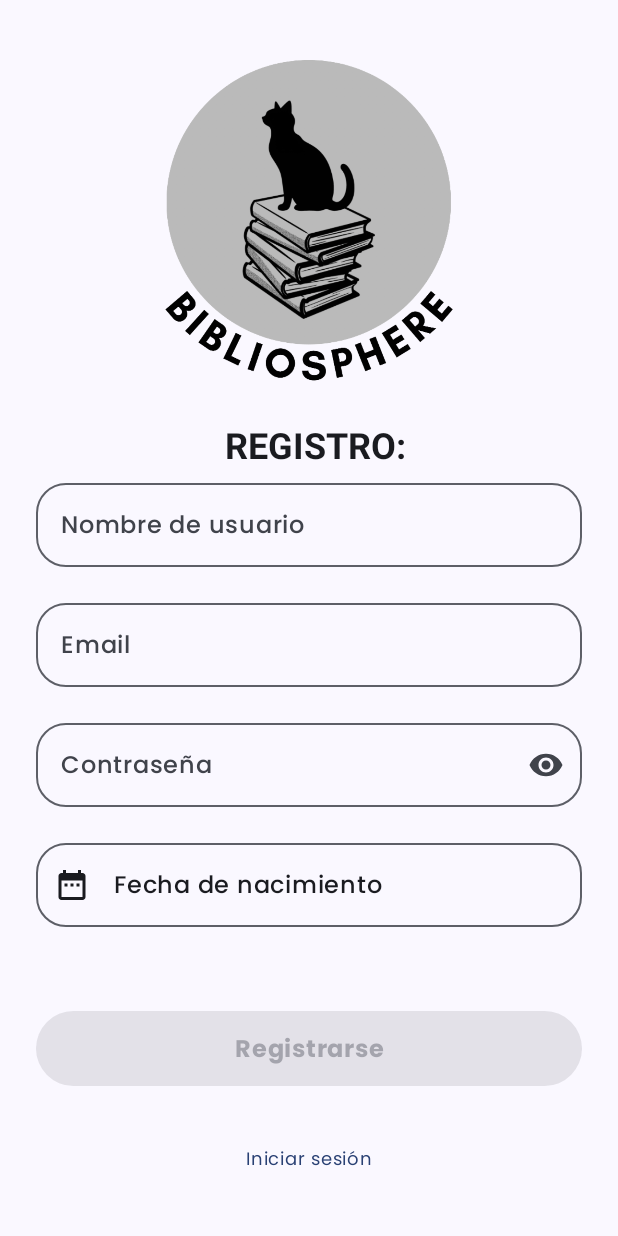
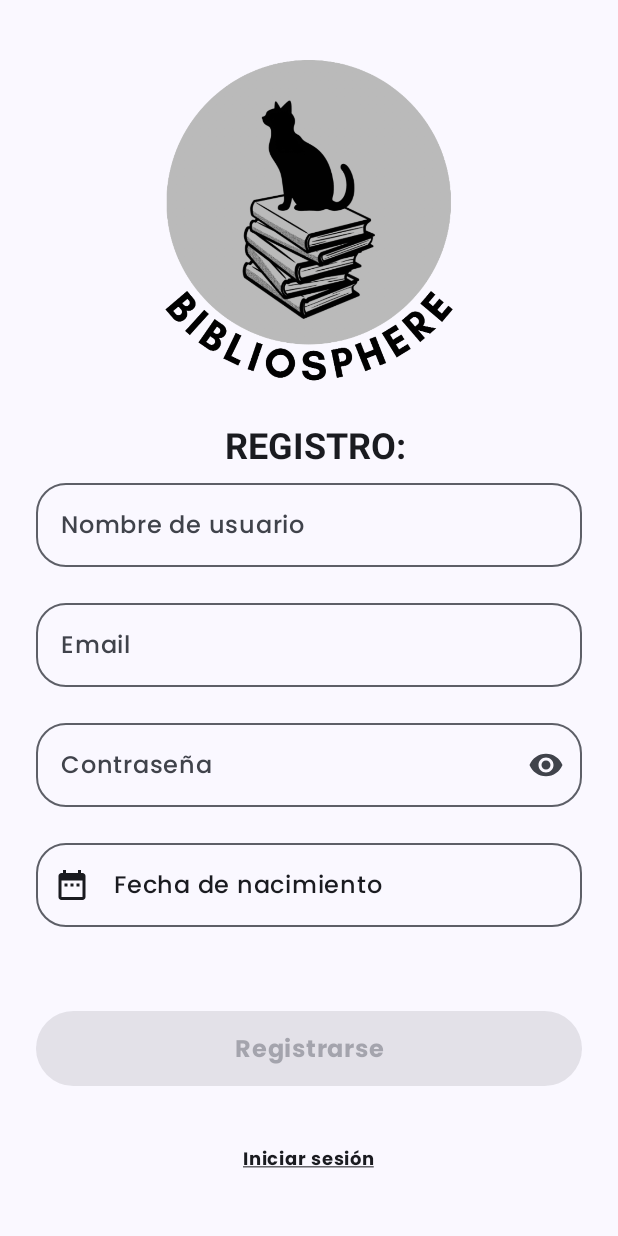
Before and after one commit to MTzenova/BiblioSphere, an Android app built with Jetpack Compose: the screen it shows after launch (MainActivity), after a tap on "¿Aún no tienes una cuenta? Regístrate", on a phone screen of 412 x 824 dp. Run offline under Robolectric (Android 15) with nearby library versions, the phone set to English and light mode, and no system bars; our stand-ins replace Firebase (no records; nobody signed in at launch, a user with empty details on screens opened directly), livedata-compose, window size class; pictures from the network do not load.

Commit message:
register diseño terminado

```diff
--- a/app/src/main/java/com/example/bibliosphere/presentation/components/textField/DatePicker.kt
+++ b/app/src/main/java/com/example/bibliosphere/presentation/components/textField/DatePicker.kt
@@ -121,7 +121,7 @@ fun DatePickerFieldToModal(
 //        },
         textStyle = LocalTextStyle.current.copy(
             textAlign = TextAlign.Start,
-            color = MaterialTheme.colorScheme.onPrimary
+            color = MaterialTheme.colorScheme.onSurface
         ),
         isError = !isValidDate && birthDate.isNotEmpty(),
         modifier = modifier
--- a/app/src/main/java/com/example/bibliosphere/presentation/register/RegisterScreen.kt
+++ b/app/src/main/java/com/example/bibliosphere/presentation/register/RegisterScreen.kt
@@ -22,6 +22,7 @@ import androidx.compose.ui.text.TextStyle
 import androidx.compose.ui.text.font.FontWeight
 import androidx.compose.ui.text.input.KeyboardType
 import androidx.compose.ui.text.style.TextAlign
+import androidx.compose.ui.text.style.TextDecoration
 import androidx.compose.ui.tooling.preview.Preview
 import androidx.compose.ui.unit.dp
 import androidx.lifecycle.viewmodel.compose.viewModel
@@ -202,8 +203,9 @@ fun RowAccount(onClick: () -> Unit) {
         TextButton(onClick = onClick) {
             Text(
                 text = stringResource(R.string.login),
-                style = MaterialTheme.typography.bodyMedium,
-                color = MaterialTheme.colorScheme.primary
+                style = MaterialTheme.typography.bodyMedium.copy(fontWeight = FontWeight.Bold),
+                color = colorScheme.onBackground,
+                textDecoration = TextDecoration.Underline
             )
         }
     }
@@ -224,7 +226,10 @@ fun RowButtonRegister(
             stringResource(R.string.register_button),
             onClick = { onRegisterSelected() },
             enabled = registerEnable,
-            buttonColor = ButtonDefaults.buttonColors()
+            buttonColor = ButtonDefaults.buttonColors(
+                containerColor = colorScheme.onBackground,
+                contentColor = colorScheme.background
+            )
         )
     }
 }
```
